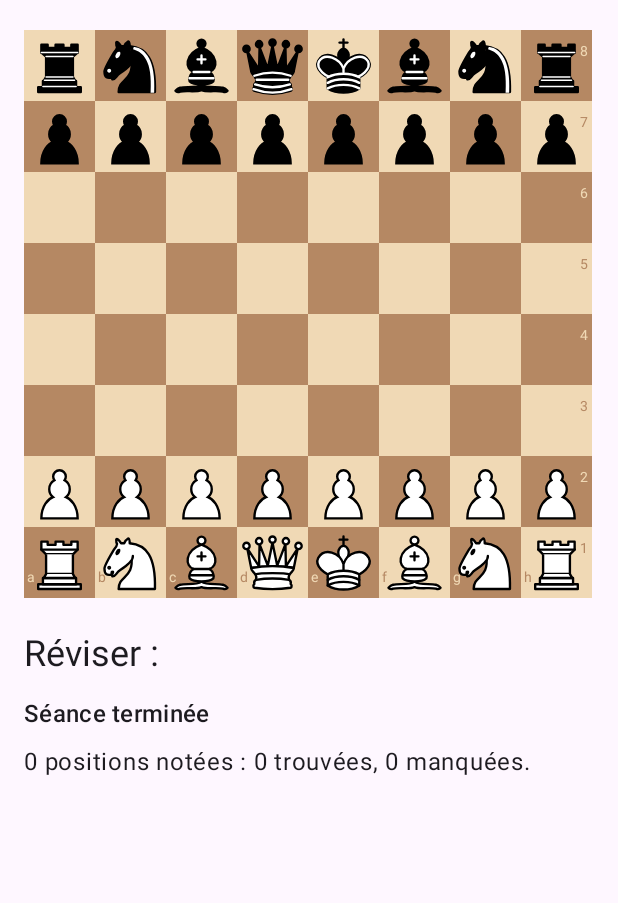
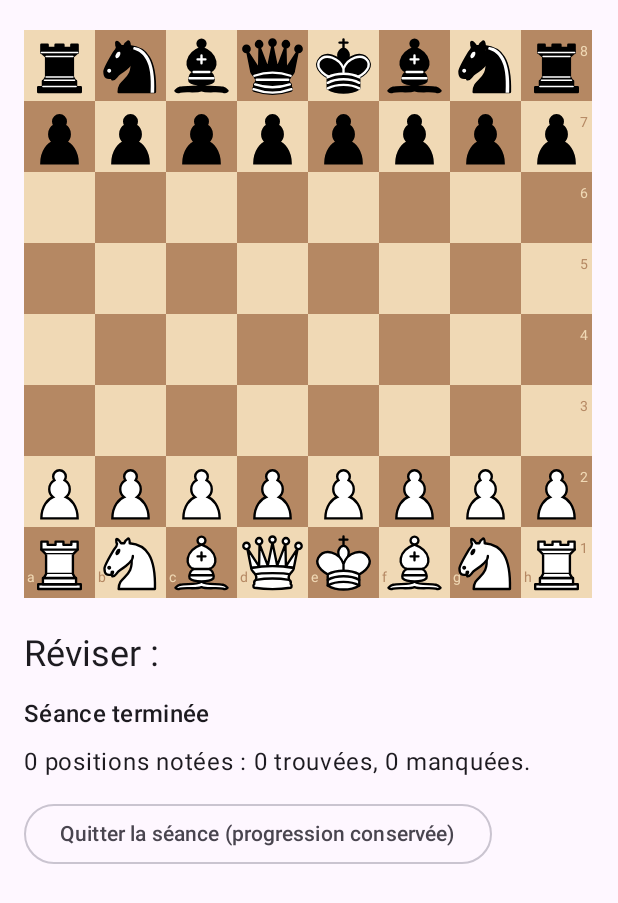
Before and after one commit to FranckDELRUE/chess, an Android app built with Jetpack Compose: the composable DrillLayout shown on its own in the app's theme, on a phone screen of 412 x 824 dp. Shown: the top 903 px of the screen. Run offline under Robolectric (Android 15) with nearby library versions, the phone set to English and light mode, and no system bars; libraries missing offline, so code that uses them is left out: androidx.hilt.lifecycle.

Commit message:
fix: add quit and finish buttons to the drill screen
Co-Authored-By: Claude Sonnet 5.5 <noreply@anthropic.com>

```diff
--- a/app/src/main/kotlin/com/chesscompanion/navigation/ChessNavHost.kt
+++ b/app/src/main/kotlin/com/chesscompanion/navigation/ChessNavHost.kt
@@ -59,7 +59,7 @@ fun ChessNavHost() {
             ROUTE_DRILL_PATTERN,
             arguments = listOf(navArgument(DRILL_REPERTOIRE_ID_ARG) { type = NavType.StringType }),
         ) {
-            DrillScreen()
+            DrillScreen(onClose = { navController.popBackStack() })
         }
         composable(
             ROUTE_GAPS_PATTERN,
--- a/feature/training/src/main/kotlin/com/chesscompanion/feature/training/DrillScreen.kt
+++ b/feature/training/src/main/kotlin/com/chesscompanion/feature/training/DrillScreen.kt
@@ -43,25 +43,30 @@ const val DRILL_CONTINUE_TAG = "drill-continue"
 const val DRILL_FINISHED_TAG = "drill-finished"
 const val DRILL_SUMMARY_TAG = "drill-summary"
 const val DRILL_LEARNED_SUMMARY_TAG = "drill-learned-summary"
+const val DRILL_QUIT_TAG = "drill-quit"
 
 /** The drill of one repertoire: the board on one side, the question and the feedback on the other. */
 @Composable
-fun DrillScreen(viewModel: DrillViewModel = hiltViewModel()) {
+fun DrillScreen(
+    onClose: () -> Unit,
+    viewModel: DrillViewModel = hiltViewModel(),
+) {
     val state by viewModel.state.collectAsStateWithLifecycle()
-    DrillContent(state, viewModel::onAction)
+    DrillContent(state, viewModel::onAction, onClose)
 }
 
 @Composable
 internal fun DrillContent(
     state: DrillUiState,
     onAction: (DrillAction) -> Unit,
+    onClose: () -> Unit = {},
 ) {
     Surface(Modifier.fillMaxSize()) {
         when (state.status) {
             DrillStatus.LOADING -> Text(stringResource(R.string.drill_loading), Modifier.padding(16.dp))
             DrillStatus.NOT_FOUND ->
                 Text(stringResource(R.string.drill_not_found), Modifier.padding(16.dp).testTag(DRILL_NOT_FOUND_TAG))
-            else -> DrillLayout(state, onAction)
+            else -> DrillLayout(state, onAction, onClose)
         }
     }
     state.promotionSide?.let { side ->
@@ -73,18 +78,19 @@ internal fun DrillContent(
 private fun DrillLayout(
     state: DrillUiState,
     onAction: (DrillAction) -> Unit,
+    onClose: () -> Unit,
 ) {
     BoxWithConstraints(Modifier.fillMaxSize().safeDrawingPadding().padding(16.dp)) {
         val board = @Composable { modifier: Modifier -> DrillBoard(state, onAction, modifier) }
         if (maxWidth > maxHeight) {
             Row(Modifier.fillMaxSize(), horizontalArrangement = Arrangement.spacedBy(16.dp)) {
                 board(Modifier.weight(1f).fillMaxSize())
-                DrillPanel(state, onAction, Modifier.weight(1f).fillMaxSize())
+                DrillPanel(state, onAction, onClose, Modifier.weight(1f).fillMaxSize())
             }
         } else {
             Column(Modifier.fillMaxSize(), verticalArrangement = Arrangement.spacedBy(16.dp)) {
                 board(Modifier.fillMaxWidth().weight(1f))
-                DrillPanel(state, onAction, Modifier.fillMaxWidth().weight(1f))
+                DrillPanel(state, onAction, onClose, Modifier.fillMaxWidth().weight(1f))
             }
         }
     }
@@ -112,6 +118,7 @@ private fun DrillBoard(
 private fun DrillPanel(
     state: DrillUiState,
     onAction: (DrillAction) -> Unit,
+    onClose: () -> Unit,
     modifier: Modifier,
 ) {
     Column(
@@ -124,6 +131,14 @@ private fun DrillPanel(
             DrillStatus.ASKING -> AskingPanel(state, onAction)
             DrillStatus.FEEDBACK -> FeedbackPanel(state, onAction)
             else -> FinishedPanel(state)
+        }
+        val finished = state.status == DrillStatus.FINISHED
+        val label = if (finished) R.string.drill_done else R.string.drill_quit
+        val quit = Modifier.testTag(DRILL_QUIT_TAG)
+        if (finished) {
+            Button(onClick = onClose, modifier = quit) { Text(stringResource(label)) }
+        } else {
+            OutlinedButton(onClick = onClose, modifier = quit) { Text(stringResource(label)) }
         }
     }
 }
--- a/feature/training/src/main/res/values/strings.xml
+++ b/feature/training/src/main/res/values/strings.xml
@@ -27,6 +27,8 @@
     <string name="drill_learn_miss">Ce n’est pas le coup à apprendre. Joue celui qui est indiqué.</string>
     <string name="drill_learned">Appris : %1$s</string>
     <string name="drill_summary_learned">%1$d nouvelles positions apprises.</string>
+    <string name="drill_quit">Quitter la séance (progression conservée)</string>
+    <string name="drill_done">Terminer</string>
     <string name="drill_continue">Continuer</string>
     <string name="drill_finished_title">Séance terminée</string>
     <string name="drill_nothing_title">Rien à réviser</string>
```
Also changed, not shown: 2 other files.
